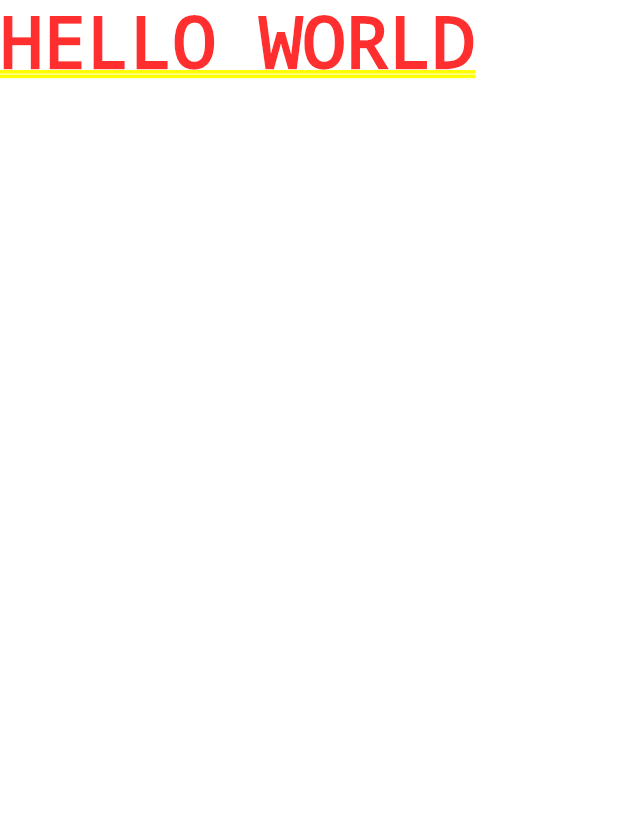
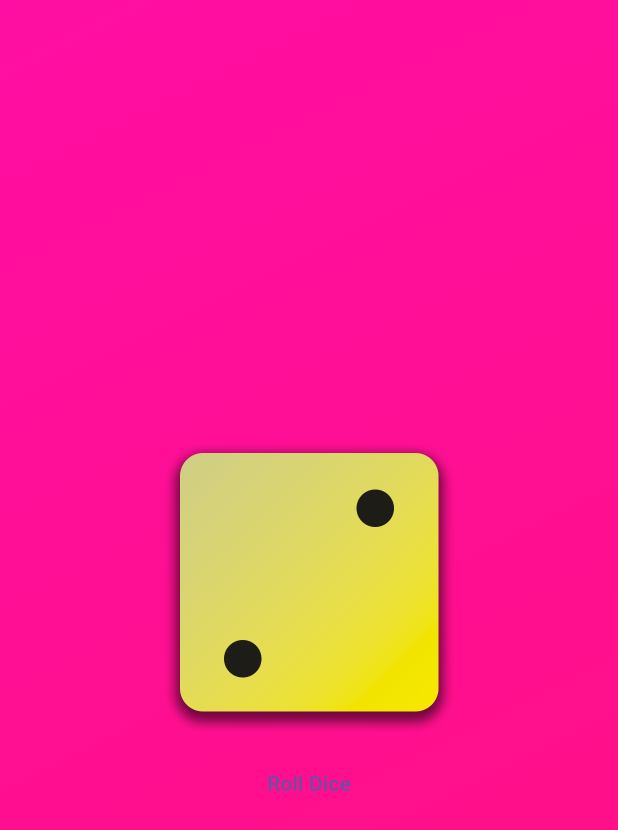
Before and after one commit to mays21/sample_flutter, a Flutter app: the screen it shows after launch, on a phone screen of 412 x 824 dp. Shown: the top 830 px of the screen. Run offline on Flutter 3.47's test engine with Material 3 defaults, Android fonts, the phone set to English and light mode, and no system bars.

Commit message:
DiceRolling

```diff
--- /dev/null
+++ b/lib/dice_roller.dart
@@ -0,0 +1,39 @@
+import 'dart:math';
+import 'package:flutter/material.dart';
+
+class DiceRoller extends StatefulWidget {
+  const DiceRoller({super.key});
+
+  @override
+  State<DiceRoller> createState() {
+    return _DiceRollerState();
+  }
+}
+
+class _DiceRollerState extends State<DiceRoller> {
+  final randomizer = Random();
+  var currentDiceRoll = 2;
+
+  void rollDice() {
+    setState(() {
+      currentDiceRoll = randomizer.nextInt(6) + 1;
+    });
+  }
+
+  @override
+  build(context) {
+    return Column(
+      mainAxisSize: MainAxisSize.min,
+      children: [
+        Image.asset('assets/images/dice-$currentDiceRoll.png', width: 200),
+        TextButton(
+          onPressed: rollDice,
+          style: TextButton.styleFrom(
+            padding: const EdgeInsets.only(top: 20),
+          ),
+          child: const Text('Roll Dice'),
+        ),
+      ],
+    );
+  }
+}
--- /dev/null
+++ b/lib/gradient_container.dart
@@ -0,0 +1,34 @@
+import 'package:flutter/material.dart';
+
+import 'package:sample_flutter/dice_roller.dart';
+
+const startAlignment = Alignment.topLeft;
+const endAlignment = Alignment.bottomRight;
+
+class GradientContainer extends StatelessWidget {
+  const GradientContainer(this.color1, this.color2, {super.key});
+
+  const GradientContainer.pink({super.key})
+      : color1 = const Color.fromARGB(255, 255, 14, 163),
+        color2 = const Color.fromARGB(238, 255, 0, 119);
+
+  final Color color1;
+  final Color color2;
+
+
+  @override
+  Widget build(context) {
+    return Container(
+      decoration: BoxDecoration(
+        gradient: LinearGradient(
+          colors: [color1, color2],
+          begin: startAlignment,
+          end: endAlignment,
+        ),
+      ),
+      child: const Center(
+        child: DiceRoller(),
+      ),
+    );
+  }
+}
```
Also changed, not shown: lib/main.dart (+11 -2 lines), lib/styled_text.dart (added, +18 -0 lines), pubspec.yaml (+7 -3 lines), assets/images/dice-1.png (added), assets/images/dice-2.png (added), assets/images/dice-3.png (added), assets/images/dice-4.png (added), assets/images/dice-5.png (added), assets/images/dice-6.png (added), 1 other file.
